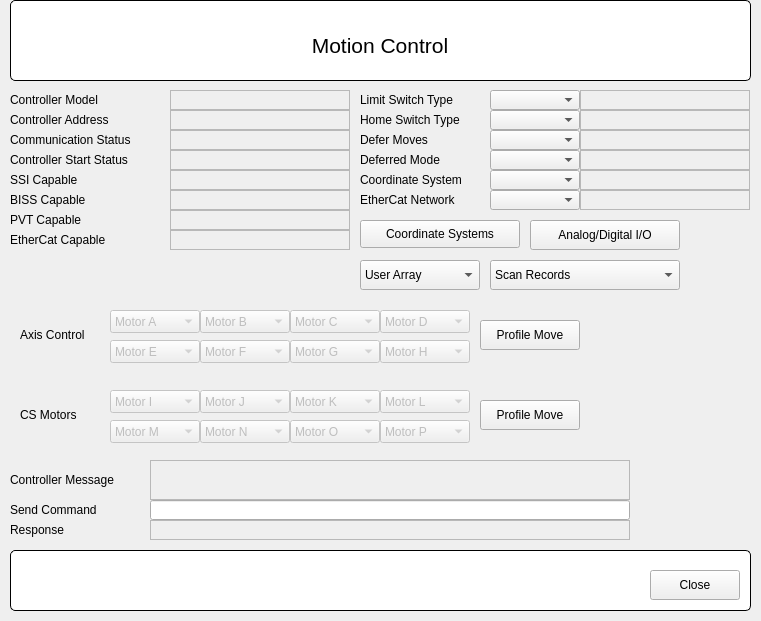
Before: the Qt Designer form FormGalilController.ui in SESAME-Synchrotron/galil-qt, drawn with Qt 5.
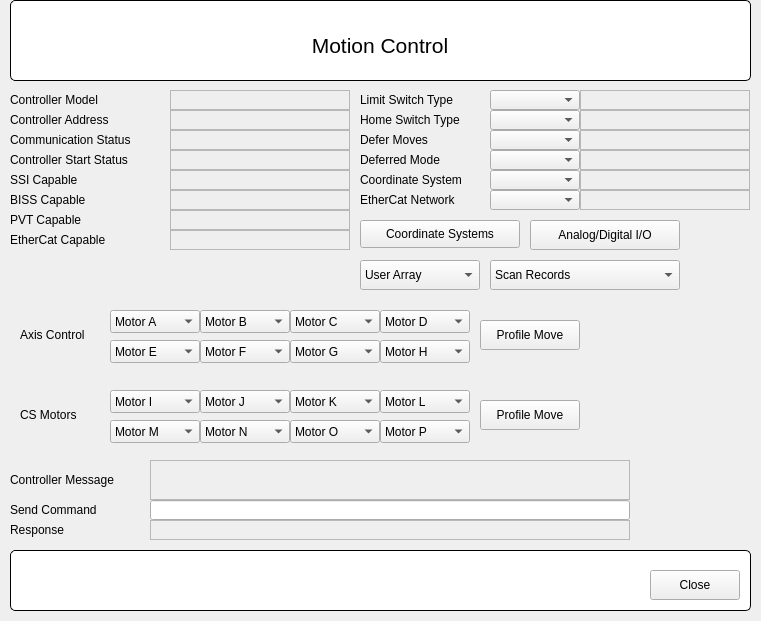
After: the same form once the commit is applied. Custom widgets are drawn as their Qt base class.

Commit message: FormGalilController: Enabled all motors even if axis not passed. FormGalilMotor: Added axis letter. FormGalilMotorExtras: Added new settings.

The edit to the form file:
```diff
--- a/FormGalilController.ui
+++ b/FormGalilController.ui
@@ -707,7 +707,7 @@
   </widget>
   <widget class="QComboBox" name="cbMotorA_1">
    <property name="enabled">
-    <bool>false</bool>
+    <bool>true</bool>
    </property>
    <property name="geometry">
     <rect>
@@ -750,7 +750,7 @@
   </widget>
   <widget class="QComboBox" name="cbMotorA_2">
    <property name="enabled">
-    <bool>false</bool>
+    <bool>true</bool>
    </property>
    <property name="geometry">
     <rect>
@@ -793,7 +793,7 @@
   </widget>
   <widget class="QComboBox" name="cbMotorA_3">
    <property name="enabled">
-    <bool>false</bool>
+    <bool>true</bool>
    </property>
    <property name="geometry">
     <rect>
@@ -836,7 +836,7 @@
   </widget>
   <widget class="QComboBox" name="cbMotorA_4">
    <property name="enabled">
-    <bool>false</bool>
+    <bool>true</bool>
    </property>
    <property name="geometry">
     <rect>
@@ -879,7 +879,7 @@
   </widget>
   <widget class="QComboBox" name="cbMotorA_5">
    <property name="enabled">
-    <bool>false</bool>
+    <bool>true</bool>
    </property>
    <property name="geometry">
     <rect>
@@ -922,7 +922,7 @@
   </widget>
   <widget class="QComboBox" name="cbMotorA_6">
    <property name="enabled">
-    <bool>false</bool>
+    <bool>true</bool>
    </property>
    <property name="geometry">
     <rect>
@@ -965,7 +965,7 @@
   </widget>
   <widget class="QComboBox" name="cbMotorA_7">
    <property name="enabled">
-    <bool>false</bool>
+    <bool>true</bool>
    </property>
    <property name="geometry">
     <rect>
@@ -1008,7 +1008,7 @@
   </widget>
   <widget class="QComboBox" name="cbMotorA_8">
    <property name="enabled">
-    <bool>false</bool>
+    <bool>true</bool>
    </property>
    <property name="geometry">
     <rect>
@@ -1077,7 +1077,7 @@
   </widget>
   <widget class="QComboBox" name="cbMotorA_9">
    <property name="enabled">
-    <bool>false</bool>
+    <bool>true</bool>
    </property>
    <property name="geometry">
     <rect>
@@ -1105,7 +1105,7 @@
   </widget>
   <widget class="QComboBox" name="cbMotorA_10">
    <property name="enabled">
-    <bool>false</bool>
+    <bool>true</bool>
    </property>
    <property name="geometry">
     <rect>
@@ -1133,7 +1133,7 @@
   </widget>
   <widget class="QComboBox" name="cbMotorA_11">
    <property name="enabled">
-    <bool>false</bool>
+    <bool>true</bool>
    </property>
    <property name="geometry">
     <rect>
@@ -1161,7 +1161,7 @@
   </widget>
   <widget class="QComboBox" name="cbMotorA_12">
    <property name="enabled">
-    <bool>false</bool>
+    <bool>true</bool>
    </property>
    <property name="geometry">
     <rect>
@@ -1189,7 +1189,7 @@
   </widget>
   <widget class="QComboBox" name="cbMotorA_14">
    <property name="enabled">
-    <bool>false</bool>
+    <bool>true</bool>
    </property>
    <property name="geometry">
     <rect>
@@ -1217,7 +1217,7 @@
   </widget>
   <widget class="QComboBox" name="cbMotorA_16">
    <property name="enabled">
-    <bool>false</bool>
+    <bool>true</bool>
    </property>
    <property name="geometry">
     <rect>
@@ -1245,7 +1245,7 @@
   </widget>
   <widget class="QComboBox" name="cbMotorA_13">
    <property name="enabled">
-    <bool>false</bool>
+    <bool>true</bool>
    </property>
    <property name="geometry">
     <rect>
@@ -1273,7 +1273,7 @@
   </widget>
   <widget class="QComboBox" name="cbMotorA_15">
    <property name="enabled">
-    <bool>false</bool>
+    <bool>true</bool>
    </property>
    <property name="geometry">
     <rect>
```
The commit also changes 4 other files.
